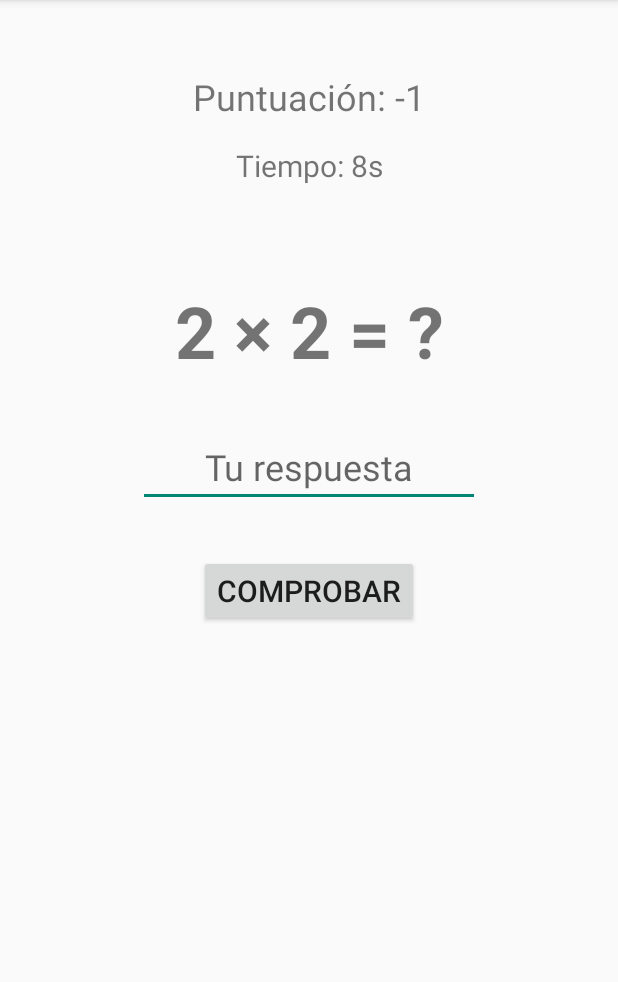
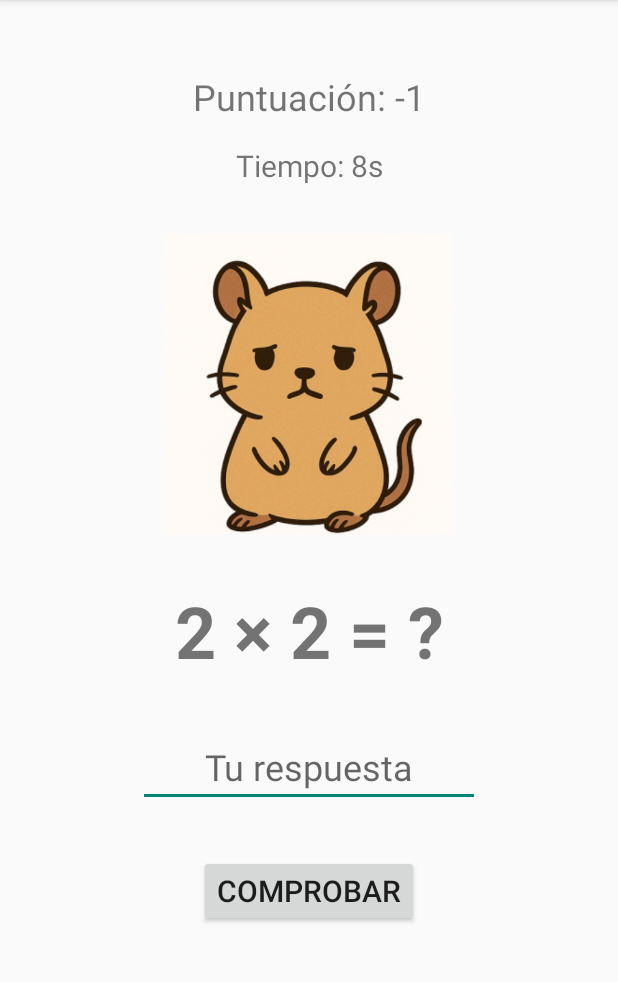
Before and after one commit to alexiscaspell/HayTabla, an Android app: the screen it shows after launch (MainActivity), after a tap on "COMPROBAR", on a phone screen of 412 x 824 dp, the part 84-1066 px from its top. Run offline under Robolectric (Android 15) with nearby library versions, the phone set to English and light mode, and no system bars.

Commit message:
Nueva version con jerbo

```diff
--- a/app/src/main/java/com/example/multiplicationgame/MainActivity.kt
+++ b/app/src/main/java/com/example/multiplicationgame/MainActivity.kt
@@ -4,6 +4,7 @@ import android.os.Bundle
 import android.os.CountDownTimer
 import android.widget.Button
 import android.widget.EditText
+import android.widget.ImageView
 import android.widget.TextView
 import androidx.appcompat.app.AppCompatActivity
 import kotlin.random.Random
@@ -14,6 +15,7 @@ class MainActivity : AppCompatActivity() {
     private lateinit var submitButton: Button
     private lateinit var scoreTextView: TextView
     private lateinit var timerTextView: TextView
+    private lateinit var jerboImageView: ImageView
 
     private var score = 0
     private var num1 = 0
@@ -35,6 +37,10 @@ class MainActivity : AppCompatActivity() {
         submitButton = findViewById(R.id.submitButton)
         scoreTextView = findViewById(R.id.scoreTextView)
         timerTextView = findViewById(R.id.timerTextView)
+        jerboImageView = findViewById(R.id.jerboImageView)
+
+        // Set initial jerbo state
+        updateJerboState()
 
         // Set up click listener
         submitButton.setOnClickListener {
@@ -44,6 +50,18 @@ class MainActivity : AppCompatActivity() {
         // Start the game
         generateNewQuestion()
         startTimer()
+    }
+
+    private fun updateJerboState() {
+        val state = when {
+            score >= 0 -> 1
+            score >= -2 -> 2
+            score >= -4 -> 3
+            score >= -6 -> 4
+            else -> 5
+        }
+        val imageResource = resources.getIdentifier("state_$state", "drawable", packageName)
+        jerboImageView.setImageResource(imageResource)
     }
 
     private fun generateNewQuestion() {
@@ -66,6 +84,7 @@ class MainActivity : AppCompatActivity() {
                 // Time's up - wrong answer
                 score--
                 updateScore()
+                updateJerboState()
                 nextQuestion()
             }
         }.start()
@@ -82,6 +101,7 @@ class MainActivity : AppCompatActivity() {
         }
 
         updateScore()
+        updateJerboState()
         nextQuestion()
     }
 
--- a/app/src/main/res/layout/activity_main.xml
+++ b/app/src/main/res/layout/activity_main.xml
@@ -27,14 +27,24 @@
         app:layout_constraintStart_toStartOf="parent"
         app:layout_constraintEnd_toEndOf="parent" />
 
+    <ImageView
+        android:id="@+id/jerboImageView"
+        android:layout_width="200dp"
+        android:layout_height="200dp"
+        android:layout_marginTop="32dp"
+        android:contentDescription="Estado del jerbo"
+        app:layout_constraintTop_toBottomOf="@id/timerTextView"
+        app:layout_constraintStart_toStartOf="parent"
+        app:layout_constraintEnd_toEndOf="parent" />
+
     <TextView
         android:id="@+id/questionTextView"
         android:layout_width="wrap_content"
         android:layout_height="wrap_content"
         android:textSize="48sp"
         android:textStyle="bold"
-        android:layout_marginTop="64dp"
-        app:layout_constraintTop_toBottomOf="@id/timerTextView"
+        android:layout_marginTop="32dp"
+        app:layout_constraintTop_toBottomOf="@id/jerboImageView"
         app:layout_constraintStart_toStartOf="parent"
         app:layout_constraintEnd_toEndOf="parent" />
 
```
Also changed, not shown: app/src/main/res/drawable/state_1.png (added), app/src/main/res/drawable/state_2.png (added), app/src/main/res/drawable/state_3.png (added), app/src/main/res/drawable/state_4.png (added), app/src/main/res/drawable/state_5.png (added), app/src/main/res/drawable/state_6.png (added), 6 other files.
